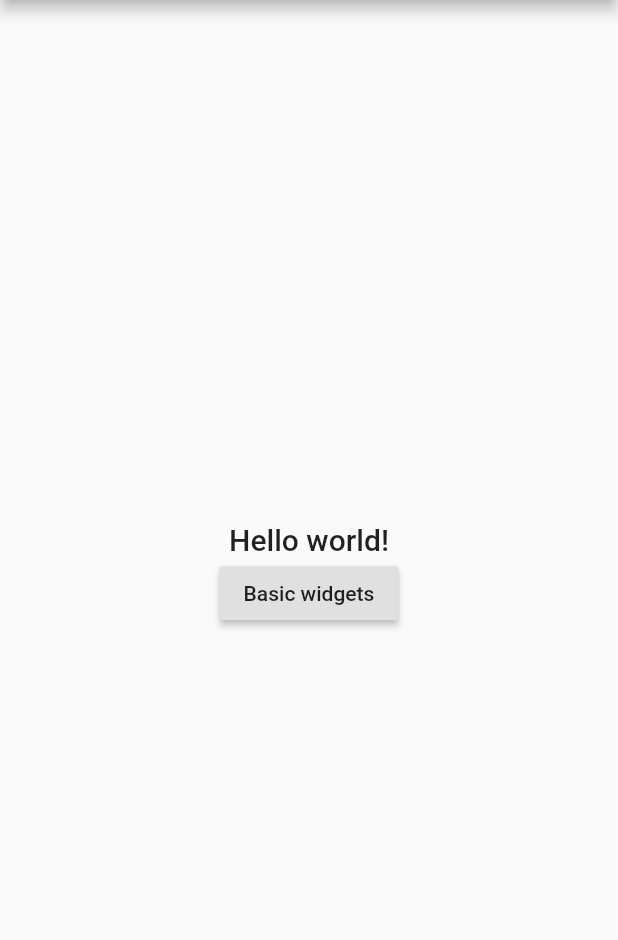
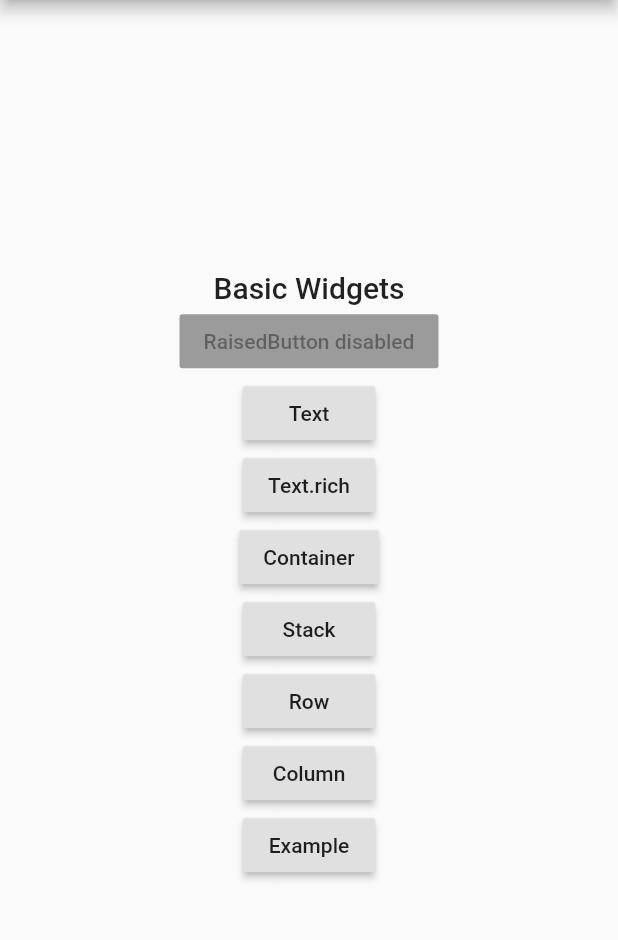
Before and after one commit to coloseis/flutter-laboratory, a Flutter app: the screen it shows after launch, on a phone screen of 412 x 824 dp, the part 84-1024 px from its top. Run offline on Flutter 3.47's test engine with Material 2 defaults, Android fonts, the phone set to English and light mode, and no system bars.

Commit message:
Add basic widgets.

```diff
--- a/lib/main.dart
+++ b/lib/main.dart
@@ -1,5 +1,11 @@
 import 'package:flutter/material.dart';
-import '001_basic_widgets/basic_widgets.dart';
+import 'widgets/text.dart';
+import 'widgets/text_rich.dart';
+import 'widgets/container.dart';
+import 'widgets/stack.dart';
+import 'widgets/row.dart';
+import 'widgets/column.dart';
+import 'widgets/basic_widgets.dart';
 
 void main() => runApp(MyApp());
 
@@ -17,7 +23,13 @@ class MyApp extends StatelessWidget {
         // When we navigate to the "/" route, build the MyHomePage Widget
         '/': (context) => MyHomePage(),
         // When we navigate to the "/basicWidgets" route, build the BasicWidgets Widget
-        '/basicWidgets': (context) => BasicWidgets(),
+        '/text': (context) => TextPage(),
+        '/textRich': (context) => TextRichPage(),
+        '/container': (context) => ContainerPage(),
+        '/stack': (context) => StackPage(),
+        '/row': (context) => RowPage(),
+        '/column': (context) => ColumnPage(),
+        '/basicWidgets': (context) => MyScaffold(),
       },
     );
   }
@@ -35,11 +47,51 @@ class MyHomePage extends StatelessWidget {
           mainAxisAlignment: MainAxisAlignment.center,
           children: <Widget>[
             Text(
-              'Hello world!',
+              'Basic Widgets',
               style: Theme.of(context).textTheme.title,
             ),
             RaisedButton(
-              child: Text('Basic widgets'),
+              child: Text('RaisedButton disabled'),
+              onPressed: null,
+            ),
+            RaisedButton(
+              child: Text('Text'),
+              onPressed: () {
+                Navigator.pushNamed(context, '/text');
+              },
+            ),
+            RaisedButton(
+              child: Text('Text.rich'),
+              onPressed: () {
+                Navigator.pushNamed(context, '/textRich');
+              },
+            ),
+            RaisedButton(
+              child: Text('Container'),
+              onPressed: () {
+                Navigator.pushNamed(context, '/container');
+              },
+            ),
+            RaisedButton(
+              child: Text('Stack'),
+              onPressed: () {
+                Navigator.pushNamed(context, '/stack');
+              },
+            ),
+            RaisedButton(
+              child: Text('Row'),
+              onPressed: () {
+                Navigator.pushNamed(context, '/row');
+              },
+            ),
+            RaisedButton(
+              child: Text('Column'),
+              onPressed: () {
+                Navigator.pushNamed(context, '/column');
+              },
+            ),
+            RaisedButton(
+              child: Text('Example'),
               onPressed: () {
                 Navigator.pushNamed(context, '/basicWidgets');
               },
--- /dev/null
+++ b/lib/widgets/column.dart
@@ -0,0 +1,39 @@
+import 'package:flutter/material.dart';
+
+class ColumnPage extends StatelessWidget {
+  @override
+  Widget build(BuildContext context) {
+    return Scaffold(
+      appBar: AppBar(
+        title: Text("Basic widgets: Column"),
+      ),
+      body: Center(
+        child: Column(
+          crossAxisAlignment: CrossAxisAlignment.start,
+          mainAxisSize: MainAxisSize.min,
+          children: <Widget>[
+            Text('We move under cover and we move as one'),
+            Text('Through the night, we have one shot to live another day'),
+            Text('We cannot let a stray gunshot give us away'),
+            Text('We will fight up close, seize the moment and stay in it'),
+            Text('It’s either that or meet the business end of a bayonet'),
+            Text('The code word is ‘Rochambeau,’ dig me?'),
+            Text('Rochambeau!',
+                style: DefaultTextStyle.of(context)
+                    .style
+                    .apply(fontSizeFactor: 2.0)),
+            Text(
+                'To cause a child to expand to fill the available vertical space, wrap the child in an Expanded widget.',
+                style: Theme.of(context).textTheme.display1),
+            Expanded(
+              child: FittedBox(
+                fit: BoxFit.contain, // otherwise the logo will be tiny
+                child: const FlutterLogo(),
+              ),
+            )
+          ],
+        ),
+      ),
+    );
+  }
+}
--- /dev/null
+++ b/lib/widgets/text_rich.dart
@@ -0,0 +1,27 @@
+import 'package:flutter/material.dart';
+
+class TextRichPage extends StatelessWidget {
+  @override
+  Widget build(BuildContext context) {
+    return Scaffold(
+      appBar: AppBar(
+        title: Text("Basic widgets: Text.rich"),
+      ),
+      body: Center(
+        child: Text.rich(
+          TextSpan(
+            text: 'Hello', // default text style
+            children: <TextSpan>[
+              TextSpan(
+                  text: ' beautiful ',
+                  style: TextStyle(fontStyle: FontStyle.italic)),
+              TextSpan(
+                  text: 'world!!!',
+                  style: TextStyle(fontWeight: FontWeight.bold)),
+            ],
+          ),
+        ),
+      ),
+    );
+  }
+}
```
Also changed, not shown: lib/001_basic_widgets/basic_widgets.dart (deleted, +0 -32 lines), lib/widgets/basic_widgets.dart (added, +69 -0 lines), lib/widgets/container.dart (added, +20 -0 lines), lib/widgets/empty.dart (added, +15 -0 lines), lib/widgets/row.dart (added, +40 -0 lines), lib/widgets/stack.dart (added, +33 -0 lines), lib/widgets/text.dart (added, +20 -0 lines).
